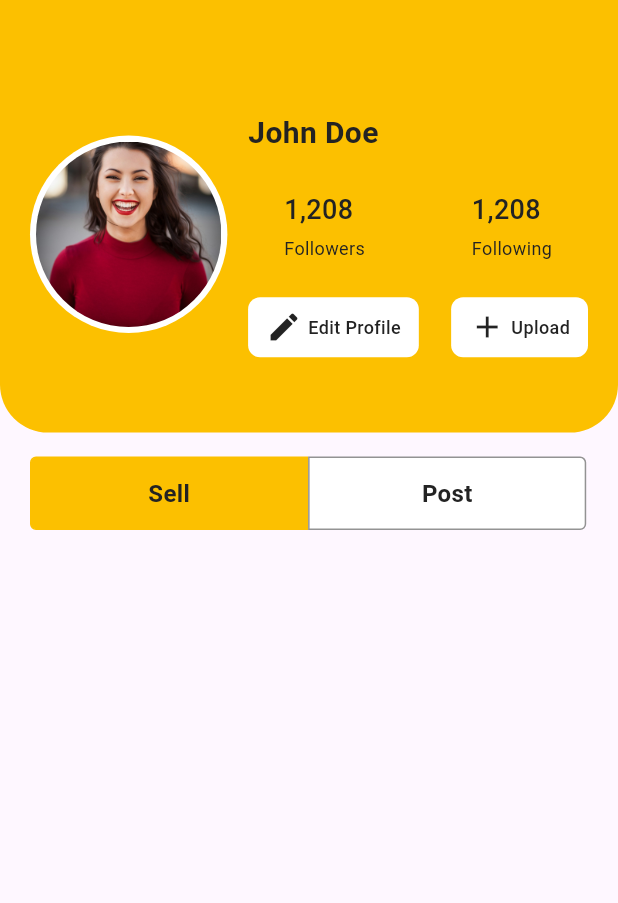
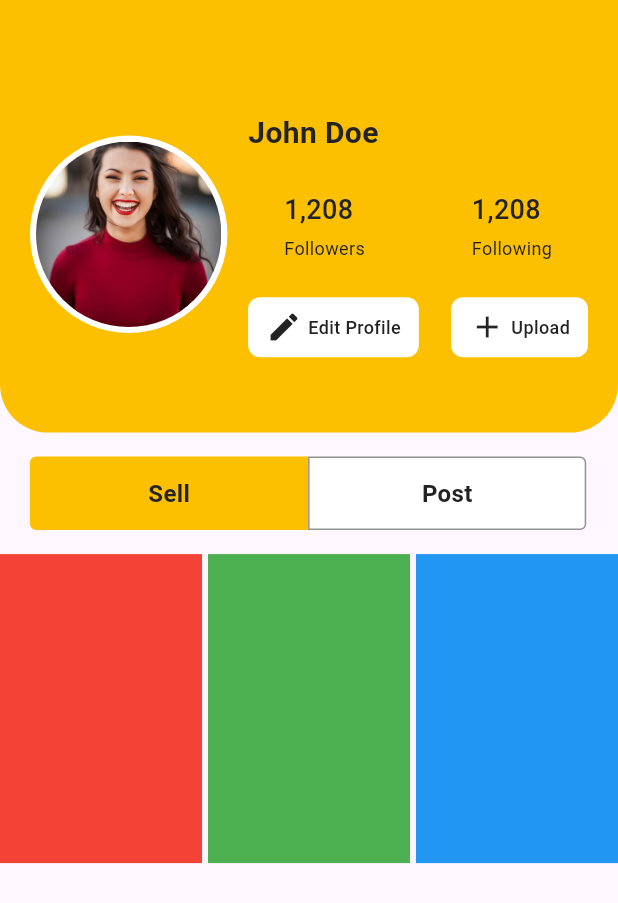
Before and after one commit to rezjaq/dis_app, a Flutter app: the AccountScreen screen opened directly, on a phone screen of 412 x 824 dp. Shown: the top 903 px of the screen. Run offline on Flutter 3.47's test engine with Material 3 defaults, Android fonts, the light colour scheme and no system bars; our stand-ins replace camera, flutter_secure_storage, flutter_svg, get, get_storage, image_picker and 3 more; accounts and stored records are empty.

Commit message:
add profile grid

```diff
--- a/lib/features/auth/screens/account_screen.dart
+++ b/lib/features/auth/screens/account_screen.dart
@@ -7,6 +7,11 @@ class AccountScreen extends StatelessWidget {
 
   @override
   Widget build(BuildContext context) {
+    int _selectedIndex = 0; // Tambahkan variabel ini di dalam build method
+    List<Color> colors = [Colors.red, Colors.green, Colors.blue]; // Dummy list
+    List<Color> favoriteColors = [Colors.orange, Colors.purple, Colors.yellow];
+    List<Color> collectionColors = [Colors.brown, Colors.cyan, Colors.pink];
+
     return Scaffold(
       body: SingleChildScrollView(
         child: Column(
@@ -55,12 +60,18 @@ class AccountScreen extends StatelessWidget {
                           mainAxisAlignment: MainAxisAlignment.center,
                           crossAxisAlignment: CrossAxisAlignment.start,
                           children: [
-                            Text("John Doe", style: TextStyle(color: DisColors.black, fontSize: 20, fontWeight: FontWeight.w600)),
+                            Text(
+                              "John Doe",
+                              style: TextStyle(
+                                color: DisColors.black,
+                                fontSize: 20,
+                                fontWeight: FontWeight.w600,
+                              ),
+                            ),
                             const SizedBox(height: 16),
                             Container(
                               padding: const EdgeInsets.symmetric(horizontal: 16),
                               child: Container(
-                                width: MediaQuery.of(context).size.width * 0.5,
                                 padding: const EdgeInsets.all(DisSizes.sm),
                                 child: Row(
                                   mainAxisAlignment: MainAxisAlignment.spaceBetween,
@@ -69,17 +80,43 @@ class AccountScreen extends StatelessWidget {
                                     Column(
                                       crossAxisAlignment: CrossAxisAlignment.start,
                                       children: [
-                                        Text("1,208", style: TextStyle(color: DisColors.black, fontSize: 18, fontWeight: FontWeight.w500)),
+                                        Text(
+                                          "1,208",
+                                          style: TextStyle(
+                                            color: DisColors.black,
+                                            fontSize: 18,
+                                            fontWeight: FontWeight.w500,
+                                          ),
+                                        ),
                                         const SizedBox(height: 4),
-                                        Text("Followers", style: TextStyle(color: DisColors.black, fontSize: 12, fontWeight: FontWeight.normal)),
+                                        Text(
+                                          "Followers",
+                                          style: TextStyle(
+                                            color: DisColors.black,
+                                            fontSize: 12,
+                                          ),
+                                        ),
                                       ],
                                     ),
                                     Column(
                                       crossAxisAlignment: CrossAxisAlignment.start,
                                       children: [
-                                        Text("1,208", style: TextStyle(color: DisColors.black, fontSize: 18, fontWeight: FontWeight.w500)),
+                                        Text(
+                                          "1,208",
+                                          style: TextStyle(
+                                            color: DisColors.black,
+                                            fontSize: 18,
+                                            fontWeight: FontWeight.w500,
+                                          ),
+                                        ),
                                         const SizedBox(height: 4),
-                                        Text("Following", style: TextStyle(color: DisColors.black, fontSize: 12, fontWeight: FontWeight.normal)),
+                                        Text(
+                                          "Following",
+                                          style: TextStyle(
+                                            color: DisColors.black,
+                                            fontSize: 12,
+                                          ),
+                                        ),
                                       ],
                                     ),
                                   ],
@@ -103,7 +140,14 @@ class AccountScreen extends StatelessWidget {
                                       children: [
                                         Icon(Icons.edit, color: DisColors.black),
                                         const SizedBox(width: 4),
-                                        Text("Edit Profile", style: TextStyle(color: DisColors.black, fontSize: 12, fontWeight: FontWeight.w500)),
+                                        Text(
+                                          "Edit Profile",
+                                          style: TextStyle(
+                                            color: DisColors.black,
+                                            fontSize: 12,
+                                            fontWeight: FontWeight.w500,
+                                          ),
+                                        ),
                                       ],
                                     ),
                                   ),
@@ -120,7 +164,14 @@ class AccountScreen extends StatelessWidget {
                                       children: [
                                         Icon(Icons.add, color: DisColors.black),
                                         const SizedBox(width: 4),
-                                        Text("Upload", style: TextStyle(color: DisColors.black, fontSize: 12, fontWeight: FontWeight.w500)),
+                                        Text(
+                                          "Upload",
+                                          style: TextStyle(
+                                            color: DisColors.black,
+                                            fontSize: 12,
+                                            fontWeight: FontWeight.w500,
+                                          ),
+                                        ),
                                       ],
                                     ),
                                   ),
@@ -141,13 +192,15 @@ class AccountScreen extends StatelessWidget {
               child: Row(
                 children: [
                   GestureDetector(
-                    onTap: () {},
+                    onTap: () {
+                      _selectedIndex = 0;
+                    },
                     child: Container(
                       alignment: Alignment.center,
                       width: MediaQuery.of(context).size.width * 0.45,
                       padding: const EdgeInsets.all(12),
                       decoration: BoxDecoration(
-                        color: DisColors.primary,
+                        color: _selectedIndex == 0 ? DisColors.primary : DisColors.white,
                         borderRadius: BorderRadius.only(
                           topLeft: Radius.circular(DisSizes.xs),
                           bottomLeft: Radius.circular(DisSizes.xs),
@@ -157,17 +210,26 @@ class AccountScreen extends StatelessWidget {
                           width: 1,
                         ),
                       ),
-                      child: Text("Sell", style: TextStyle(color: DisColors.black, fontSize: DisSizes.fontSizeMd, fontWeight: FontWeight.bold)),
+                      child: Text(
+                        "Sell",
+                        style: TextStyle(
+                          color: DisColors.black,
+                          fontSize: DisSizes.fontSizeMd,
+                          fontWeight: FontWeight.bold,
+                        ),
+                      ),
                     ),
                   ),
                   GestureDetector(
-                    onTap: () {},
+                    onTap: () {
+                      _selectedIndex = 1;
+                    },
                     child: Container(
                       alignment: Alignment.center,
                       width: MediaQuery.of(context).size.width * 0.45,
                       padding: const EdgeInsets.all(12),
                       decoration: BoxDecoration(
-                        color: DisColors.white,
+                        color: _selectedIndex == 1 ? DisColors.primary : DisColors.white,
                         borderRadius: BorderRadius.only(
                           topRight: Radius.circular(DisSizes.xs),
                           bottomRight: Radius.circular(DisSizes.xs),
@@ -177,11 +239,40 @@ class AccountScreen extends StatelessWidget {
                           width: 1,
                         ),
                       ),
-                      child: Text("Post", style: TextStyle(color: DisColors.black, fontSize: DisSizes.fontSizeMd, fontWeight: FontWeight.bold)),
+                      child: Text(
+                        "Post",
+                        style: TextStyle(
+                          color: DisColors.black,
+                          fontSize: DisSizes.fontSizeMd,
+                          fontWeight: FontWeight.bold,
+                        ),
+                      ),
                     ),
                   ),
                 ],
               ),
+            ),
+            const SizedBox(height: 16),
+            GridView.builder(
+              shrinkWrap: true,
+              physics: NeverScrollableScrollPhysics(),
+              gridDelegate: SliverGridDelegateWithFixedCrossAxisCount(
+                crossAxisCount: 3,
+                crossAxisSpacing: 4.0,
+                mainAxisSpacing: 4.0,
+                mainAxisExtent: MediaQuery.of(context).size.height * 0.25,
+              ),
+              itemCount: _selectedIndex == 0 ? colors.length : _selectedIndex == 1 ? favoriteColors.length : collectionColors.length,
+              itemBuilder: (context, index) {
+                return GestureDetector(
+                  onTap: () {
+                    print('Color: ${_selectedIndex == 0 ? colors[index] : _selectedIndex == 1 ? favoriteColors[index] : collectionColors[index]}');
+                  },
+                  child: Container(
+                    color: _selectedIndex == 0 ? colors[index] : _selectedIndex == 1 ? favoriteColors[index] : collectionColors[index],
+                  ),
+                );
+              },
             ),
           ],
         ),
```
